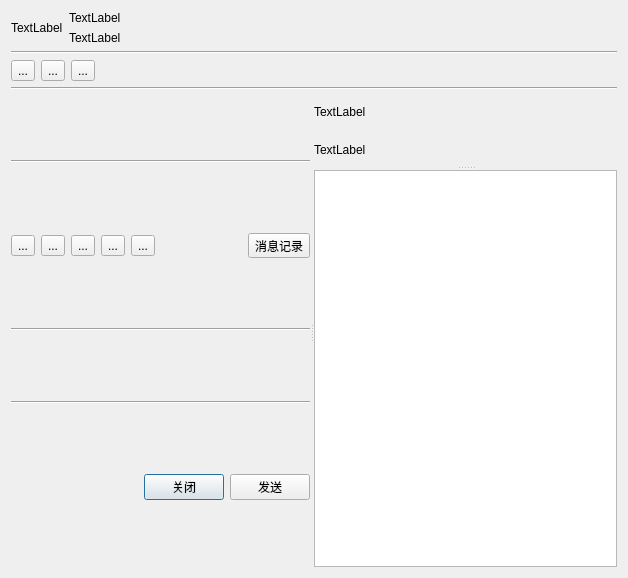
Qt form qqgroupchatdlg.ui (zhanlangsir/Qtqq) before a commit.
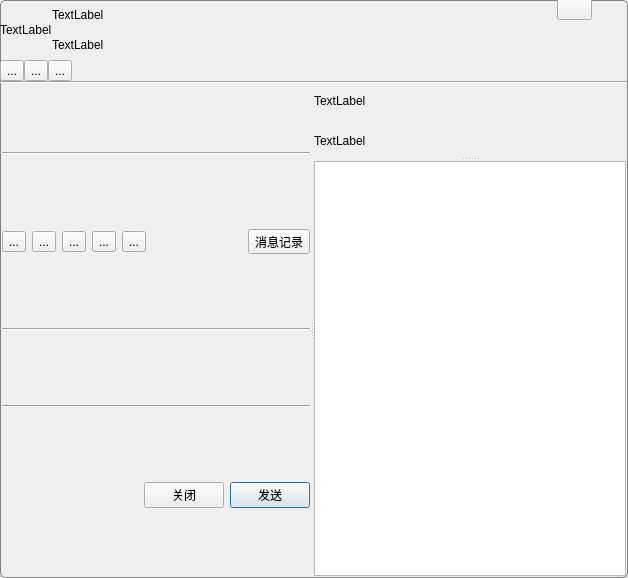
The same form after that commit. Icons and pictures are not drawn.

```diff
--- a/qqgroupchatdlg.ui
+++ b/qqgroupchatdlg.ui
@@ -13,49 +13,180 @@
   <property name="windowTitle">
    <string>Dialog</string>
   </property>
+  <property name="styleSheet">
+   <string notr="true">QWidget#QQGroupChatDlg {
+border-radius:5px;
+border:1px solid grey;
+}</string>
+  </property>
   <layout class="QVBoxLayout" name="verticalLayout_4">
+   <property name="spacing">
+    <number>0</number>
+   </property>
+   <property name="margin">
+    <number>0</number>
+   </property>
    <item>
-    <layout class="QHBoxLayout" name="horizontalLayout">
+    <layout class="QHBoxLayout" name="horizontalLayout_6">
+     <property name="spacing">
+      <number>0</number>
+     </property>
+     <property name="sizeConstraint">
+      <enum>QLayout::SetMinimumSize</enum>
+     </property>
      <item>
-      <widget class="QLabel" name="label">
-       <property name="sizePolicy">
-        <sizepolicy hsizetype="Fixed" vsizetype="Fixed">
-         <horstretch>0</horstretch>
-         <verstretch>0</verstretch>
-        </sizepolicy>
+      <layout class="QHBoxLayout" name="horizontalLayout">
+       <item>
+        <widget class="QLabel" name="lbl_avatar_">
+         <property name="sizePolicy">
+          <sizepolicy hsizetype="Fixed" vsizetype="Fixed">
+           <horstretch>0</horstretch>
+           <verstretch>0</verstretch>
+          </sizepolicy>
+         </property>
+         <property name="text">
+          <string>TextLabel</string>
+         </property>
+         <property name="margin">
+          <number>5</number>
+         </property>
+        </widget>
+       </item>
+       <item>
+        <layout class="QVBoxLayout" name="verticalLayout">
+         <item>
+          <widget class="QLabel" name="lbl_name_">
+           <property name="sizePolicy">
+            <sizepolicy hsizetype="Preferred" vsizetype="Minimum">
+             <horstretch>0</horstretch>
+             <verstretch>0</verstretch>
+            </sizepolicy>
+           </property>
+           <property name="text">
+            <string>TextLabel</string>
+           </property>
+          </widget>
+         </item>
+         <item>
+          <widget class="QLabel" name="lbl_category_">
+           <property name="text">
+            <string>TextLabel</string>
+           </property>
+          </widget>
+         </item>
+        </layout>
+       </item>
+      </layout>
+     </item>
+     <item>
+      <spacer name="horizontalSpacer_4">
+       <property name="orientation">
+        <enum>Qt::Horizontal</enum>
        </property>
-       <property name="text">
-        <string>TextLabel</string>
+       <property name="sizeHint" stdset="0">
+        <size>
+         <width>40</width>
+         <height>20</height>
+        </size>
        </property>
-      </widget>
+      </spacer>
      </item>
      <item>
-      <layout class="QVBoxLayout" name="verticalLayout">
+      <layout class="QVBoxLayout" name="verticalLayout_3">
+       <property name="sizeConstraint">
+        <enum>QLayout::SetMinimumSize</enum>
+       </property>
        <item>
-        <widget class="QLabel" name="label_2">
-         <property name="text">
-          <string>TextLabel</string>
+        <layout class="QHBoxLayout" name="horizontalLayout_5">
+         <property name="spacing">
+          <number>0</number>
          </property>
-        </widget>
+         <item>
+          <widget class="QToolButton" name="tb_mini_">
+           <property name="minimumSize">
+            <size>
+             <width>35</width>
+             <height>20</height>
+            </size>
+           </property>
+           <property name="layoutDirection">
+            <enum>Qt::RightToLeft</enum>
+           </property>
+           <property name="styleSheet">
+            <string notr="true">QToolButton{
+margin:-2 0 0 0;
+border-image: url(:/new/login/images/LoginPanel/btn_mini_normal.png);
+}
+
+QToolButton:hover{
+border-image: url(:/new/login/images/LoginPanel/btn_mini_highlight.png);
+}
+
+QToolButton:pressed{
+border-image: url(:/new/login/images/LoginPanel/btn_mini_down.png);
+}</string>
+           </property>
+           <property name="text">
+            <string/>
+           </property>
+          </widget>
+         </item>
+         <item>
+          <widget class="QToolButton" name="tb_close_">
+           <property name="minimumSize">
+            <size>
+             <width>36</width>
+             <height>20</height>
+            </size>
+           </property>
+           <property name="layoutDirection">
+            <enum>Qt::RightToLeft</enum>
+           </property>
+           <property name="styleSheet">
+            <string notr="true">QToolButton{
+margin:-2 0 0 0;
+border-top-right-radius:5px;
+background-image: url(:/new/login/images/LoginPanel/btn_close_normal.png);
+}
+
+QToolButton:hover{
+border-top-right-radius:5px;
+background-image: url(:/new/login/images/LoginPanel/btn_close_highlight.png);
+}
+
+QToolButton:pressed{
+border-top-right-radius:5px;
+background-image: url(:/new/login/images/LoginPanel/btn_close_down.png);
+}
+</string>
+           </property>
+           <property name="text">
+            <string/>
+           </property>
+          </widget>
+         </item>
+        </layout>
        </item>
        <item>
-        <widget class="QLabel" name="label_3">
-         <property name="text">
-          <string>TextLabel</string>
+        <spacer name="verticalSpacer">
+         <property name="orientation">
+          <enum>Qt::Vertical</enum>
          </property>
-        </widget>
+         <property name="sizeType">
+          <enum>QSizePolicy::Minimum</enum>
+         </property>
+         <property name="sizeHint" stdset="0">
+          <size>
+           <width>20</width>
+           <height>40</height>
+          </size>
+         </property>
+        </spacer>
        </item>
       </layout>
      </item>
     </layout>
    </item>
-   <item>
-    <widget class="Line" name="line">
-     <property name="orientation">
-      <enum>Qt::Horizontal</enum>
-     </property>
-    </widget>
-   </item>
    <item>
     <layout class="QHBoxLayout" name="horizontalLayout_2">
      <item>
@@ -95,24 +226,29 @@
     </layout>
    </item>
    <item>
-    <widget class="Line" name="line_2">
+    <widget class="Line" name="line">
      <property name="orientation">
       <enum>Qt::Horizontal</enum>
      </property>
     </widget>
    </item>
    <item>
-    <widget class="QSplitter" name="splitter_3">
+    <widget class="QSplitter" name="spliter_main_">
      <property name="sizePolicy">
       <sizepolicy hsizetype="Expanding" vsizetype="Expanding">
        <horstretch>0</horstretch>
        <verstretch>0</verstretch>
       </sizepolicy>
      </property>
+     <property name="styleSheet">
+      <string notr="true">QSplitter#spliter_main_{
+margin:0 2 2 2;
+}</string>
+     </property>
      <property name="orientation">
       <enum>Qt::Horizontal</enum>
      </property>
-     <widget class="QSplitter" name="splitter_left_">
+     <widget class="QSplitter" name="split_left_">
       <property name="orientation">
        <enum>Qt::Vertical</enum>
       </property>
@@ -222,7 +358,7 @@
            </spacer>
           </item>
           <item>
-           <widget class="QPushButton" name="pushButton">
+           <widget class="QPushButton" name="pb_close_">
             <property name="text">
              <string>关闭</string>
             </property>
@@ -233,6 +369,9 @@
             <property name="text">
              <string>发送</string>
             </property>
+            <property name="default">
+             <bool>true</bool>
+            </property>
            </widget>
           </item>
          </layout>
@@ -241,6 +380,18 @@
       </widget>
      </widget>
      <widget class="QSplitter" name="splitter">
+      <property name="sizePolicy">
+       <sizepolicy hsizetype="Minimum" vsizetype="Expanding">
+        <horstretch>0</horstretch>
+        <verstretch>0</verstretch>
+       </sizepolicy>
+      </property>
+      <property name="minimumSize">
+       <size>
+        <width>160</width>
+        <height>0</height>
+       </size>
+      </property>
       <property name="orientation">
        <enum>Qt::Vertical</enum>
       </property>
@@ -265,8 +416,8 @@
       <widget class="QListWidget" name="lw_members_">
        <property name="iconSize">
         <size>
-         <width>50</width>
-         <height>50</height>
+         <width>30</width>
+         <height>30</height>
         </size>
        </property>
       </widget>
@@ -274,10 +425,10 @@
     </widget>
    </item>
   </layout>
-  <zorder>splitter_3</zorder>
-  <zorder></zorder>
+  <zorder>spliter_main_</zorder>
   <zorder>line</zorder>
-  <zorder>line_2</zorder>
+  <zorder></zorder>
+  <zorder></zorder>
  </widget>
  <resources/>
  <connections/>
```
